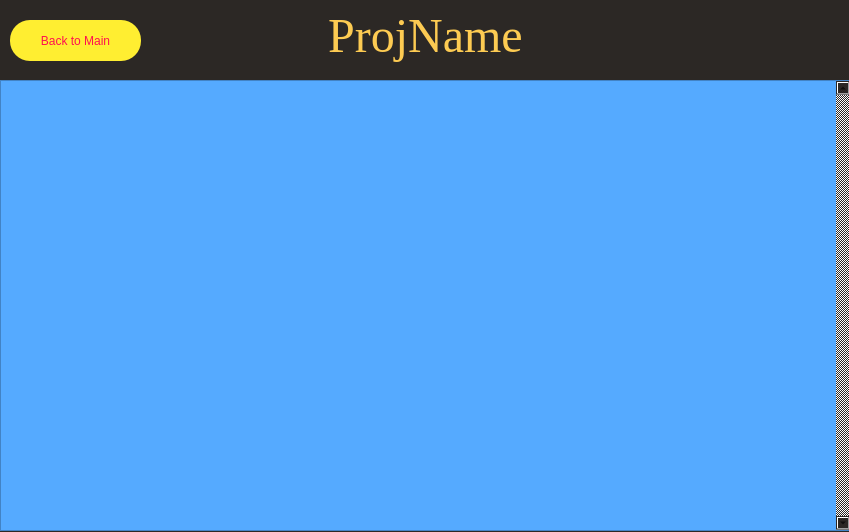
Mulukulum/Amberia, file Codebase/GUI/UI Files/ProjectDisplay.ui: the form before one commit.
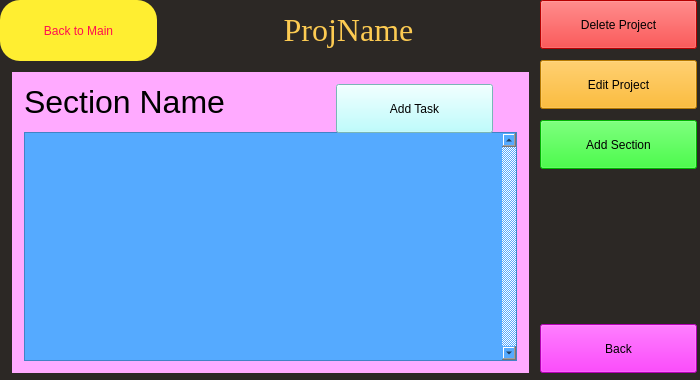
The form after the commit.

Commit message: Project Display files (py and UI)

```diff
--- a/Codebase/GUI/UI Files/ProjectDisplay.ui
+++ b/Codebase/GUI/UI Files/ProjectDisplay.ui
@@ -6,8 +6,8 @@
    <rect>
     <x>0</x>
     <y>0</y>
-    <width>849</width>
-    <height>532</height>
+    <width>700</width>
+    <height>380</height>
    </rect>
   </property>
   <property name="windowTitle">
@@ -19,10 +19,10 @@
   <widget class="QLabel" name="ProjectName">
    <property name="geometry">
     <rect>
-     <x>0</x>
-     <y>-10</y>
-     <width>851</width>
-     <height>91</height>
+     <x>156</x>
+     <y>0</y>
+     <width>385</width>
+     <height>61</height>
     </rect>
    </property>
    <property name="font">
@@ -39,7 +39,7 @@
 size:36px;</string>
    </property>
    <property name="text">
-    <string>ProjName</string>
+    <string>&lt;html&gt;&lt;head/&gt;&lt;body&gt;&lt;p&gt;&lt;span style=&quot; font-size:24pt;&quot;&gt;ProjName&lt;/span&gt;&lt;/p&gt;&lt;/body&gt;&lt;/html&gt;</string>
    </property>
    <property name="alignment">
     <set>Qt::AlignCenter</set>
@@ -48,10 +48,10 @@
   <widget class="QPushButton" name="pushButton">
    <property name="geometry">
     <rect>
-     <x>10</x>
-     <y>20</y>
-     <width>131</width>
-     <height>41</height>
+     <x>0</x>
+     <y>0</y>
+     <width>157</width>
+     <height>61</height>
     </rect>
    </property>
    <property name="styleSheet">
@@ -63,41 +63,152 @@
     <string>Back to Main</string>
    </property>
   </widget>
-  <widget class="QScrollArea" name="scrollArea">
+  <widget class="QPushButton" name="ProjectDeleteButton">
    <property name="geometry">
     <rect>
-     <x>0</x>
-     <y>80</y>
-     <width>851</width>
-     <height>451</height>
+     <x>540</x>
+     <y>0</y>
+     <width>157</width>
+     <height>49</height>
     </rect>
    </property>
-   <property name="focusPolicy">
-    <enum>Qt::WheelFocus</enum>
+   <property name="styleSheet">
+    <string notr="true">background: rgb(255, 0, 0)</string>
    </property>
+   <property name="text">
+    <string>Delete Project</string>
+   </property>
+  </widget>
+  <widget class="QPushButton" name="ProjectEditButton">
+   <property name="geometry">
+    <rect>
+     <x>540</x>
+     <y>60</y>
+     <width>157</width>
+     <height>49</height>
+    </rect>
+   </property>
    <property name="styleSheet">
-    <string notr="true">background : rgb(85, 170, 255)</string>
+    <string notr="true">background: rgb(255, 170, 0)</string>
    </property>
-   <property name="verticalScrollBarPolicy">
-    <enum>Qt::ScrollBarAlwaysOn</enum>
+   <property name="text">
+    <string>Edit Project</string>
    </property>
-   <property name="horizontalScrollBarPolicy">
-    <enum>Qt::ScrollBarAsNeeded</enum>
+  </widget>
+  <widget class="QPushButton" name="SectionAddButton">
+   <property name="geometry">
+    <rect>
+     <x>540</x>
+     <y>120</y>
+     <width>157</width>
+     <height>49</height>
+    </rect>
    </property>
-   <property name="widgetResizable">
-    <bool>true</bool>
+   <property name="styleSheet">
+    <string notr="true">background: rgb(0, 255, 0)
+</string>
    </property>
-   <widget class="QWidget" name="scrollAreaWidgetContents">
-    <property name="geometry">
-     <rect>
-      <x>0</x>
-      <y>0</y>
-      <width>832</width>
-      <height>449</height>
-     </rect>
-    </property>
-    <layout class="QVBoxLayout" name="verticalLayout"/>
+   <property name="text">
+    <string>Add Section</string>
+   </property>
+  </widget>
+  <widget class="QStackedWidget" name="stackedWidget">
+   <property name="geometry">
+    <rect>
+     <x>12</x>
+     <y>72</y>
+     <width>517</width>
+     <height>301</height>
+    </rect>
+   </property>
+   <property name="styleSheet">
+    <string notr="true">background: rgb(255, 170, 255)</string>
+   </property>
+   <widget class="QWidget" name="page">
+    <widget class="QScrollArea" name="scrollArea">
+     <property name="geometry">
+      <rect>
+       <x>12</x>
+       <y>60</y>
+       <width>493</width>
+       <height>229</height>
+      </rect>
+     </property>
+     <property name="focusPolicy">
+      <enum>Qt::WheelFocus</enum>
+     </property>
+     <property name="styleSheet">
+      <string notr="true">background : rgb(85, 170, 255)</string>
+     </property>
+     <property name="verticalScrollBarPolicy">
+      <enum>Qt::ScrollBarAlwaysOn</enum>
+     </property>
+     <property name="horizontalScrollBarPolicy">
+      <enum>Qt::ScrollBarAsNeeded</enum>
+     </property>
+     <property name="widgetResizable">
+      <bool>true</bool>
+     </property>
+     <widget class="QWidget" name="scrollAreaWidgetContents">
+      <property name="geometry">
+       <rect>
+        <x>0</x>
+        <y>0</y>
+        <width>478</width>
+        <height>227</height>
+       </rect>
+      </property>
+      <layout class="QVBoxLayout" name="verticalLayout"/>
+     </widget>
+    </widget>
+    <widget class="QLabel" name="label">
+     <property name="geometry">
+      <rect>
+       <x>12</x>
+       <y>12</y>
+       <width>301</width>
+       <height>37</height>
+      </rect>
+     </property>
+     <property name="text">
+      <string>&lt;html&gt;&lt;head/&gt;&lt;body&gt;&lt;p&gt;&lt;span style=&quot; font-size:24pt;&quot;&gt;Section Name&lt;/span&gt;&lt;/p&gt;&lt;/body&gt;&lt;/html&gt;</string>
+     </property>
+    </widget>
+    <widget class="QPushButton" name="TaskAddButton">
+     <property name="geometry">
+      <rect>
+       <x>324</x>
+       <y>12</y>
+       <width>157</width>
+       <height>49</height>
+      </rect>
+     </property>
+     <property name="styleSheet">
+      <string notr="true">background: rgb(170, 255, 255)</string>
+     </property>
+     <property name="text">
+      <string>Add Task</string>
+     </property>
+    </widget>
    </widget>
+   <widget class="QWidget" name="page_2"/>
+  </widget>
+  <widget class="QPushButton" name="BackButton">
+   <property name="geometry">
+    <rect>
+     <x>540</x>
+     <y>324</y>
+     <width>157</width>
+     <height>49</height>
+    </rect>
+   </property>
+   <property name="styleSheet">
+    <string notr="true">background: rgb(255, 0, 255)
+</string>
+   </property>
+   <property name="text">
+    <string>Back</string>
+   </property>
   </widget>
  </widget>
  <resources/>
```
The commit also changes 1 other file.
